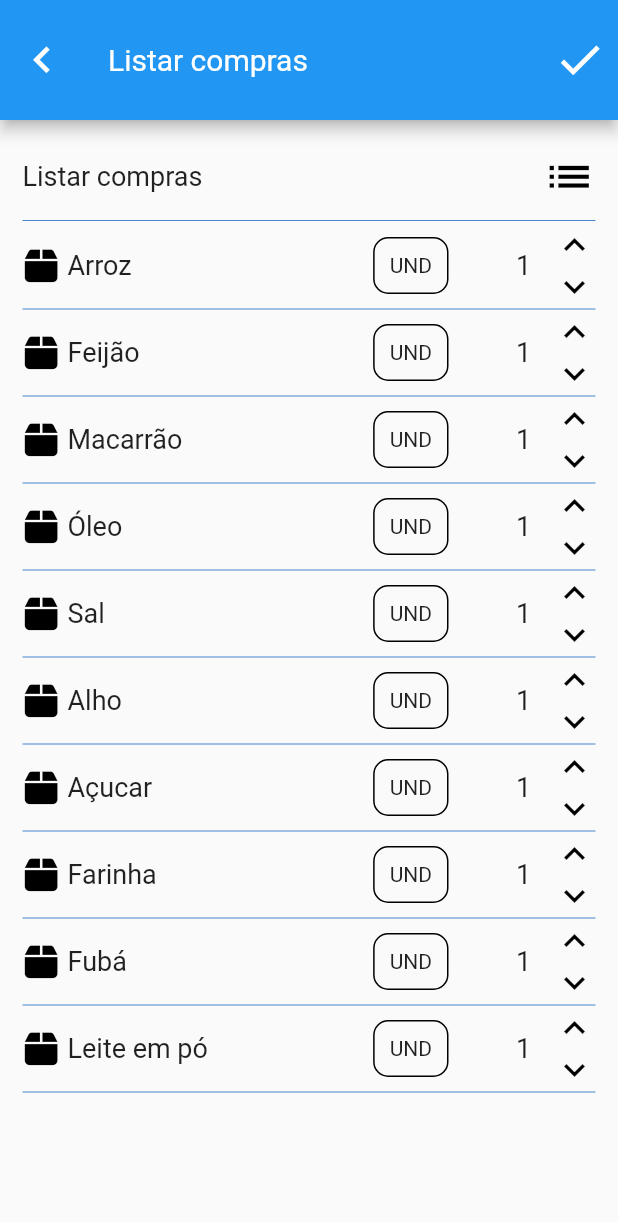
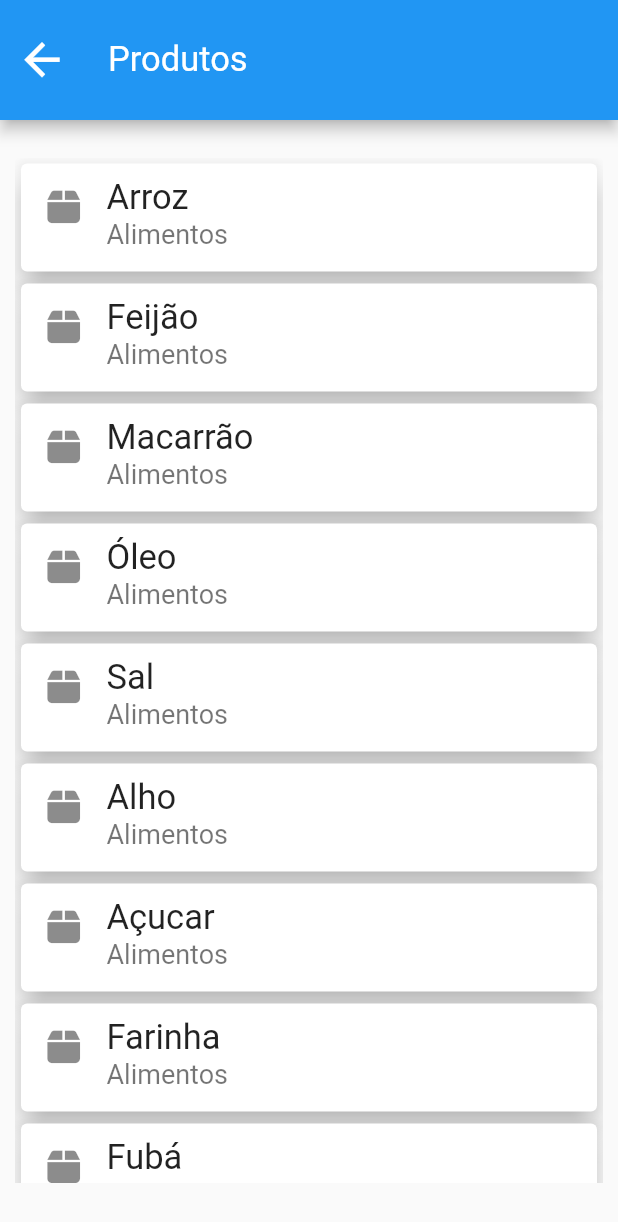
Before and after one commit to Jo-Analyst/month-shopping-app, a Flutter app: the LisPurchasesPage screen opened directly, after a tap on "Listar compras", on a phone screen of 412 x 824 dp. Shown: the top 1222 px of the screen. Run offline on Flutter 3.47's test engine with Material 2 defaults, Android fonts, the phone set to English and light mode, and no system bars; drawn by our look-alikes of flutter_slidable; our stand-ins replace font_awesome_flutter.

Commit message:
incrementado o product List shopping

```diff
--- a/lib/pages/list_purchases_page.dart
+++ b/lib/pages/list_purchases_page.dart
@@ -2,6 +2,7 @@ import 'package:flutter/material.dart';
 import 'package:flutter_slidable/flutter_slidable.dart';
 import 'package:font_awesome_flutter/font_awesome_flutter.dart';
 import 'package:shopping_list_app/components/dialog_unit.dart';
+import 'package:shopping_list_app/pages/product_list_shopping_page.dart';
 
 class LisPurchasesPage extends StatefulWidget {
   const LisPurchasesPage({super.key});
@@ -14,28 +15,28 @@ class _LisPurchasesPageState extends State<LisPurchasesPage> {
   final quantityController = TextEditingController();
   final unitController = TextEditingController();
   List<Map<String, dynamic>> shopping = [
-    {"id": 1, "quantity": 1, "unit": "UND", "product_id": 1, "name": "Arroz"},
-    {"id": 2, "quantity": 1, "unit": "UND", "product_id": 2, "name": "Feijão"},
-    {
-      "id": 3,
-      "quantity": 1,
-      "unit": "UND",
-      "product_id": 3,
-      "name": "Macarrão"
-    },
-    {"id": 4, "quantity": 1, "unit": "UND", "product_id": 4, "name": "Óleo"},
-    {"id": 5, "quantity": 1, "unit": "UND", "product_id": 5, "name": "Sal"},
-    {"id": 6, "quantity": 1, "unit": "UND", "product_id": 6, "name": "Alho"},
-    {"id": 7, "quantity": 1, "unit": "UND", "product_id": 7, "name": "Açucar"},
-    {"id": 8, "quantity": 1, "unit": "UND", "product_id": 8, "name": "Farinha"},
-    {"id": 9, "quantity": 1, "unit": "UND", "product_id": 9, "name": "Fubá"},
-    {
-      "id": 10,
-      "quantity": 1,
-      "unit": "UND",
-      "product_id": 10,
-      "name": "Leite em pó"
-    },
+    // {"id": 1, "quantity": 1, "unit": "UND", "product_id": 1, "name": "Arroz"},
+    // {"id": 2, "quantity": 1, "unit": "UND", "product_id": 2, "name": "Feijão"},
+    // {
+    //   "id": 3,
+    //   "quantity": 1,
+    //   "unit": "UND",
+    //   "product_id": 3,
+    //   "name": "Macarrão"
+    // },
+    // {"id": 4, "quantity": 1, "unit": "UND", "product_id": 4, "name": "Óleo"},
+    // {"id": 5, "quantity": 1, "unit": "UND", "product_id": 5, "name": "Sal"},
+    // {"id": 6, "quantity": 1, "unit": "UND", "product_id": 6, "name": "Alho"},
+    // {"id": 7, "quantity": 1, "unit": "UND", "product_id": 7, "name": "Açucar"},
+    // {"id": 8, "quantity": 1, "unit": "UND", "product_id": 8, "name": "Farinha"},
+    // {"id": 9, "quantity": 1, "unit": "UND", "product_id": 9, "name": "Fubá"},
+    // {
+    //   "id": 10,
+    //   "quantity": 1,
+    //   "unit": "UND",
+    //   "product_id": 10,
+    //   "name": "Leite em pó"
+    // },
   ];
 
   @override
@@ -51,11 +52,14 @@ class _LisPurchasesPageState extends State<LisPurchasesPage> {
         ),
         title: const Text("Listar compras"),
         actions: [
-          IconButton(
-            onPressed: () {},
-            icon: const Icon(
-              Icons.check,
-              size: 35,
+          Visibility(
+            visible: shopping.isNotEmpty,
+            child: IconButton(
+              onPressed: () => Navigator.of(context).pop(shopping),
+              icon: const Icon(
+                Icons.check,
+                size: 35,
+              ),
             ),
           ),
         ],
@@ -65,7 +69,27 @@ class _LisPurchasesPageState extends State<LisPurchasesPage> {
         child: ListView(
           children: [
             InkWell(
-              onTap: () {},
+              onTap: () async {
+                final products = await Navigator.of(context).push(
+                  MaterialPageRoute(
+                    builder: (_) => const ProductListShoppingPage(),
+                  ),
+                );
+
+                if (products != null) {
+                  setState(() {
+                    for (var product in products) {
+                      // Verifique se o produto não está na lista de compras
+                      bool productExistsInShopping = shopping.any((shoppe) =>
+                          shoppe["product_id"] == product["product_id"]);
+
+                      if (!productExistsInShopping) {
+                        shopping.add(product);
+                      }
+                    }
+                  });
+                }
+              },
               child: Padding(
                 padding: const EdgeInsets.symmetric(vertical: 10),
                 child: Row(
@@ -116,7 +140,8 @@ class _LisPurchasesPageState extends State<LisPurchasesPage> {
                                       setState(() {
                                         shopping.removeWhere(
                                           (shopp) =>
-                                              shopp["id"] == shoppe["id"],
+                                              shopp["product_id"] ==
+                                              shoppe["product_id"],
                                         );
                                       });
                                     },
--- a/lib/pages/product_list_page.dart
+++ b/lib/pages/product_list_page.dart
@@ -1,5 +1,6 @@
 import 'package:flutter/material.dart';
 import 'package:flutter_slidable/flutter_slidable.dart';
+import 'package:font_awesome_flutter/font_awesome_flutter.dart';
 
 class ProductListPage extends StatefulWidget {
   const ProductListPage({super.key});
@@ -76,6 +77,11 @@ class _ProductListPageState extends State<ProductListPage> {
                               ],
                             ),
                             child: ListTile(
+                              minLeadingWidth: 0,
+                              leading: const Icon(
+                                FontAwesomeIcons.box,
+                                size: 25,
+                              ),
                               title: FittedBox(
                                 fit: BoxFit.scaleDown,
                                 alignment: Alignment.centerLeft,
--- /dev/null
+++ b/lib/pages/product_list_shopping_page.dart
@@ -0,0 +1,259 @@
+import 'package:flutter/material.dart';
+import 'package:font_awesome_flutter/font_awesome_flutter.dart';
+
+class ProductListShoppingPage extends StatefulWidget {
+  const ProductListShoppingPage({super.key});
+
+  @override
+  State<ProductListShoppingPage> createState() =>
+      _ProductListShoppingPageState();
+}
+
+class _ProductListShoppingPageState extends State<ProductListShoppingPage> {
+  final List<Map<String, dynamic>> products = [
+    {
+      "id": 1,
+      "name": "Arroz",
+      "category_id": 2,
+      "category": "Alimentos",
+    },
+    {
+      "id": 2,
+      "name": "Feijão",
+      "category_id": 2,
+      "category": "Alimentos",
+    },
+    {
+      "id": 3,
+      "name": "Macarrão",
+      "category_id": 2,
+      "category": "Alimentos",
+    },
+    {
+      "id": 4,
+      "name": "Óleo",
+      "category_id": 2,
+      "category": "Alimentos",
+    },
+    {
+      "id": 5,
+      "name": "Sal",
+      "category_id": 2,
+      "category": "Alimentos",
+    },
+    {
+      "id": 6,
+      "name": "Alho",
+      "category_id": 2,
+      "category": "Alimentos",
+    },
+    {
+      "id": 7,
+      "name": "Açucar",
+      "category_id": 2,
+      "category": "Alimentos",
+    },
+    {
+      "id": 8,
+      "name": "Farinha",
+      "category_id": 2,
+      "category": "Alimentos",
+    },
+    {
+      "id": 9,
+      "name": "Fubá",
+      "category_id": 2,
+      "category": "Alimentos",
+    },
+    {
+      "id": 10,
+      "name": "Leite em pó",
+      "category_id": 9,
+      "category": "Laticinios",
+    },
+    {
+      "id": 11,
+      "name": "Uva",
+      "category_id": 8,
+      "category": "Frutas",
+    },
+    {
+      "id": 12,
+      "name": "Yorgute",
+      "category_id": 9,
+      "category": "laticionios",
+    },
+    {
+      "id": 13,
+      "name": "Leite condesado",
+      "category_id": 9,
+      "category": "laticionios",
+    },
+    {
+      "id": 14,
+      "name": "Queijo",
+      "category_id": 9,
+      "category": "laticionios",
+    },
+    {
+      "id": 15,
+      "name": "Papel Higiênico",
+      "category_id": 10,
+      "category": "higiene",
+    },
+  ];
+
+  List<Map<String, dynamic>> productsSelected = [];
+
+  void selectProducts(Map<String, dynamic> dataProduct) {
+    final result = productsSelected.any(
+      (product) => product["name"] == dataProduct["name"],
+    );
+
+    setState(() {
+      !result
+          ? productsSelected.add({
+              "product_id": dataProduct["id"],
+              "name": dataProduct["name"],
+              "category_id": dataProduct["category_id"],
+              "quantity": 1,
+              "unit": "UND",
+            })
+          : productsSelected.removeWhere(
+              (product) => product["name"] == dataProduct["name"],
+            );
+    });
+  }
+
+  void selectAllProducts() {
+    setState(() {
+      if (productsSelected.length == products.length) {
+        productsSelected.clear();
+        return;
+      }
+
+      productsSelected.clear();
+      for (var product in products) {
+        productsSelected.add({
+          "product_id": product["id"],
+          "name": product["name"],
+          "category_id": product["category_id"],
+          "quantity": 1,
+          "unit": "UND",
+        });
+      }
+    });
+  }
+
+  @override
+  Widget build(BuildContext context) {
+    return Scaffold(
+      appBar: AppBar(
+        actions: [
+          Visibility(
+            visible: productsSelected.isNotEmpty,
+            child: IconButton(
+              onPressed: () => selectAllProducts(),
+              icon: const Icon(
+                Icons.select_all,
+                size: 30,
+              ),
+            ),
+          ),
+          Visibility(
+            visible: productsSelected.isNotEmpty,
+            child: IconButton(
+              onPressed: () => Navigator.of(context).pop(productsSelected),
+              icon: const Icon(
+                Icons.check,
+                size: 30,
+              ),
+            ),
+          ),
+        ],
+        title: Text(
+          "Produtos",
+          style: TextStyle(
+            fontSize: Theme.of(context).textTheme.bodyLarge!.fontSize,
+          ),
+        ),
+      ),
+      body: ListView(
+        children: [
+          Container(
+            padding: const EdgeInsets.symmetric(
+              horizontal: 10,
+              vertical: 25,
+            ),
+            height: MediaQuery.of(context).size.height * 0.89,
+            child: products.isEmpty
+                ? const Center(
+                    child: Text(
+                      "Não há produtos cadastrado.",
+                      style: TextStyle(fontSize: 18),
+                    ),
+                  )
+                : ListView(
+                    children: products
+                        .map(
+                          (product) => Card(
+                            elevation: 8,
+                            child: ListTile(
+                              onLongPress: () => selectProducts(product),
+                              onTap: () {
+                                if (productsSelected.isNotEmpty) {
+                                  selectProducts(product);
+                                  return;
+                                }
+
+                                Navigator.of(context).pop([
+                                  {
+                                    "product_id": product["id"],
+                                    "name": product["name"],
+                                    "quantity": 1,
+                                    "unit": "UND",
+                                  }
+                                ]);
+                              },
+                              selected: productsSelected.any((productSelect) =>
+                                  productSelect["product_id"] == product["id"]),
+                              selectedTileColor: Theme.of(context).primaryColor,
+                              selectedColor: Colors.white,
+                              minLeadingWidth: 0,
+                              leading: const Icon(
+                                FontAwesomeIcons.box,
+                                size: 25,
+                              ),
+                              title: FittedBox(
+                                fit: BoxFit.scaleDown,
+                                alignment: Alignment.centerLeft,
+                                child: Text(
+                                  product["name"],
+                                  style: TextStyle(
+                                    fontSize: Theme.of(context)
+                                        .textTheme
+                                        .bodyLarge!
+                                        .fontSize,
+                                  ),
+                                ),
+                              ),
+                              subtitle: FittedBox(
+                                fit: BoxFit.scaleDown,
+                                alignment: Alignment.centerLeft,
+                                child: Text(
+                                  product["category"],
+                                  style: const TextStyle(
+                                    fontSize: 18,
+                                  ),
+                                ),
+                              ),
+                            ),
+                          ),
+                        )
+                        .toList()),
+          ),
+        ],
+      ),
+    );
+  }
+}
```
Also changed, not shown: lib/pages/shopping_list_page.dart (+11 -6 lines), lib/templates/product_list.dart (+123 -107 lines).
